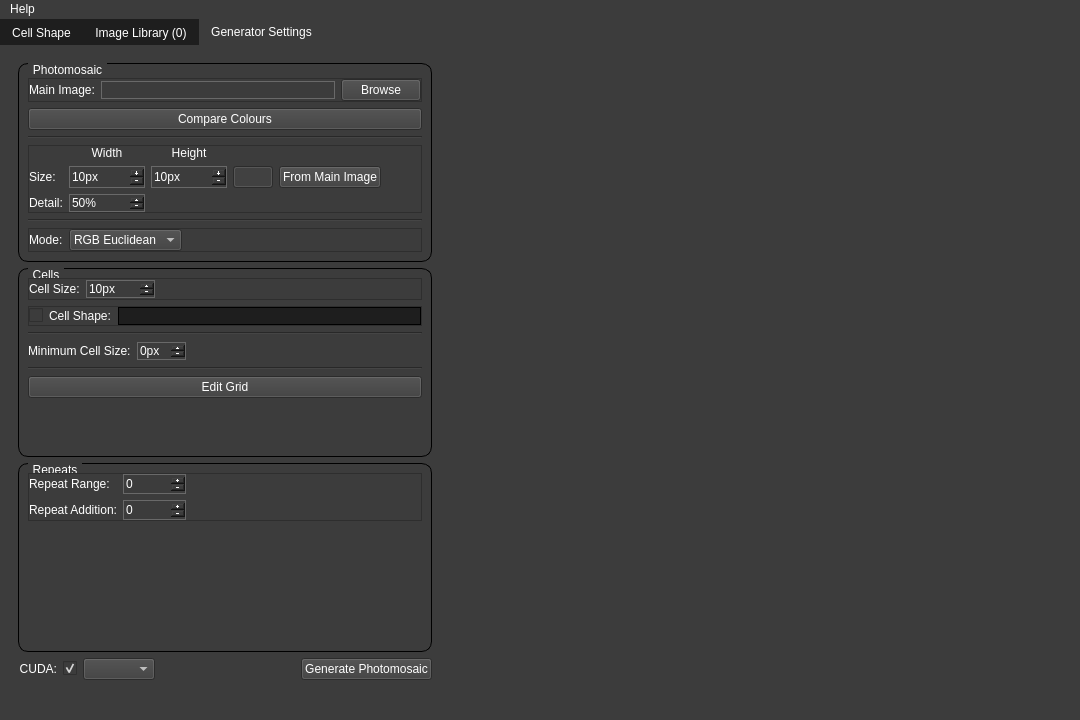
The window that src/gui/mainwindow.ui (MorganGrundy/MosaicMagnifique) describes before a commit, drawn with Qt 5.
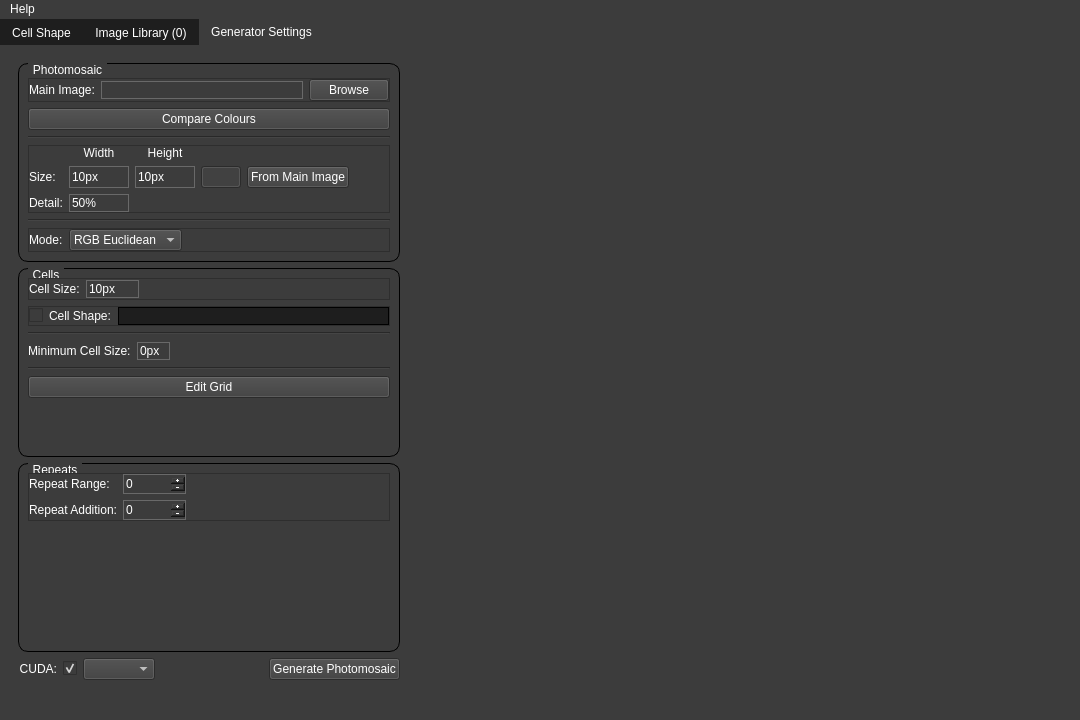
The same window after the commit. Icons and pictures are not drawn. Custom widgets are drawn as their Qt base class.

Commit message:
Disabled buttons on spinboxes.
Found no way to really disable the click-and-hold functionality on
spinbox buttons, and they weren't really that useful in this case so
just disabled the buttons. (#19)

Left buttons on repeat range and repeat addition spinboxes as all they
do is set a variable.

Solution not ideal for HalvingSpinBox.

Patch:
```diff
--- a/src/gui/mainwindow.ui
+++ b/src/gui/mainwindow.ui
@@ -356,7 +356,7 @@
 }</string>
                   </property>
                   <property name="buttonSymbols">
-                   <enum>QAbstractSpinBox::PlusMinus</enum>
+                   <enum>QAbstractSpinBox::NoButtons</enum>
                   </property>
                   <property name="specialValueText">
                    <string/>
@@ -418,7 +418,10 @@
 }</string>
                   </property>
                   <property name="buttonSymbols">
-                   <enum>QAbstractSpinBox::PlusMinus</enum>
+                   <enum>QAbstractSpinBox::NoButtons</enum>
+                  </property>
+                  <property name="keyboardTracking">
+                   <bool>false</bool>
                   </property>
                   <property name="suffix">
                    <string>px</string>
@@ -470,7 +473,10 @@
 }</string>
                   </property>
                   <property name="buttonSymbols">
-                   <enum>QAbstractSpinBox::PlusMinus</enum>
+                   <enum>QAbstractSpinBox::NoButtons</enum>
+                  </property>
+                  <property name="keyboardTracking">
+                   <bool>false</bool>
                   </property>
                   <property name="suffix">
                    <string>%</string>
@@ -695,7 +701,7 @@
 }</string>
                   </property>
                   <property name="buttonSymbols">
-                   <enum>QAbstractSpinBox::PlusMinus</enum>
+                   <enum>QAbstractSpinBox::NoButtons</enum>
                   </property>
                   <property name="specialValueText">
                    <string/>
@@ -839,7 +845,7 @@
 }</string>
                  </property>
                  <property name="buttonSymbols">
-                  <enum>QAbstractSpinBox::PlusMinus</enum>
+                  <enum>QAbstractSpinBox::NoButtons</enum>
                  </property>
                  <property name="suffix">
                   <string>px</string>
```
Left out of the diff: 12 changed lines with no effect on the pictures. The commit also changes 3 other files.
